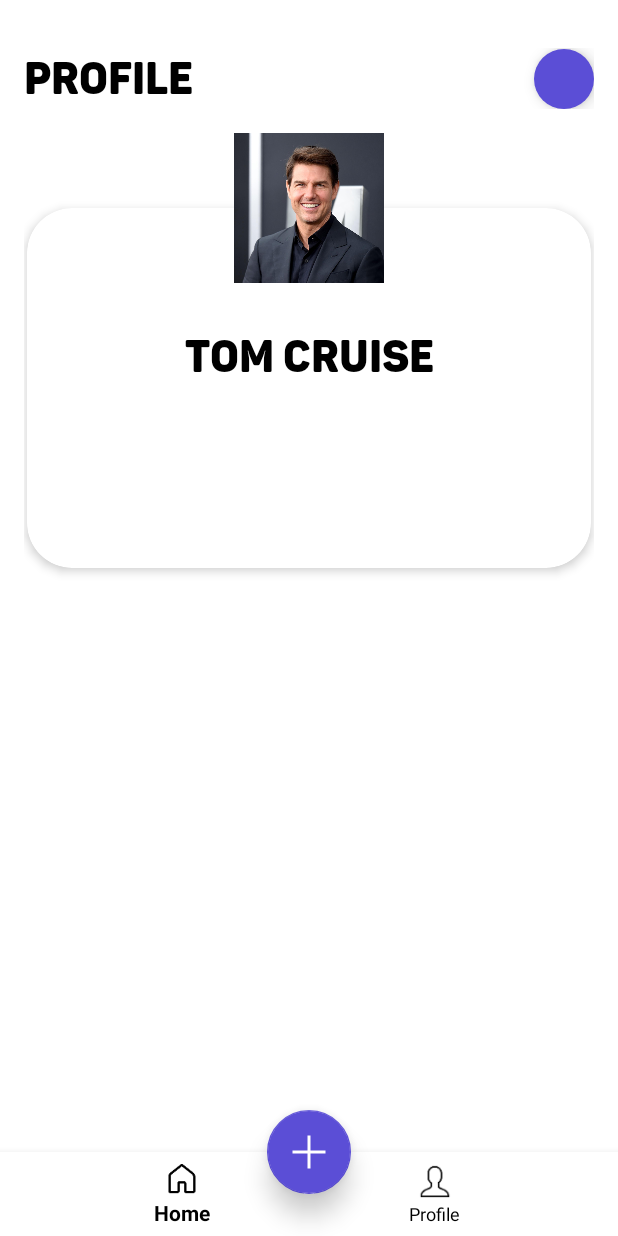
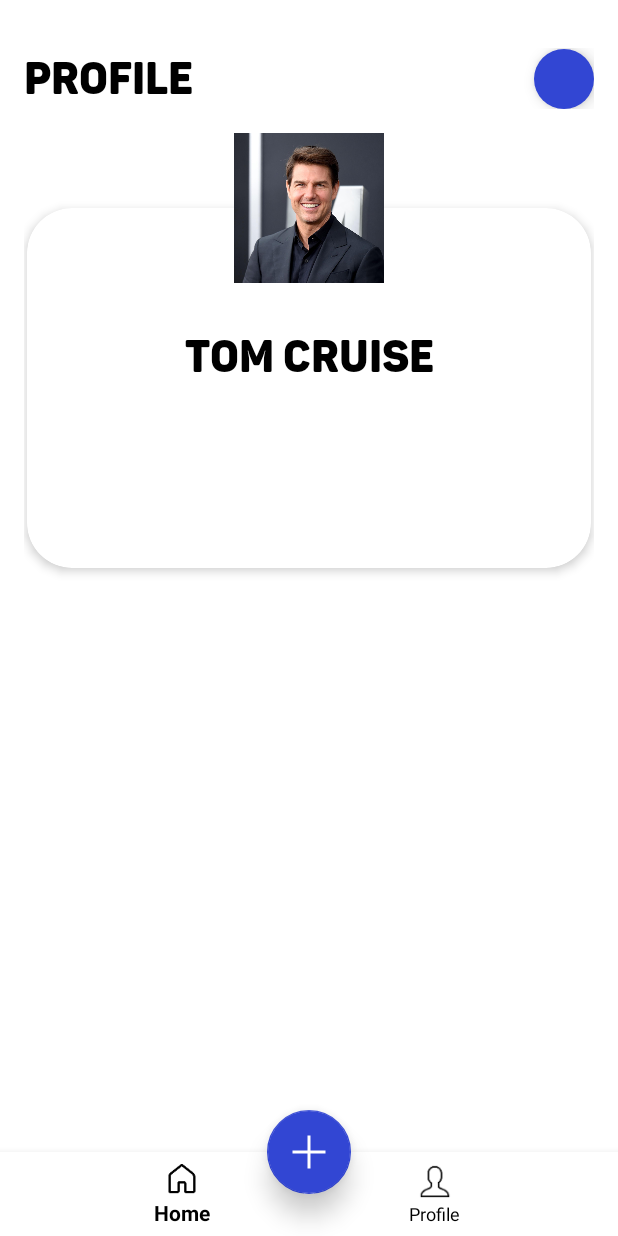
Before and after one commit to piyushd26/To-Do-List, an Android app: the screen it shows after launch (MainActivity), item 2 of the bottom bar chosen, on a phone screen of 412 x 824 dp. Run offline under Robolectric (Android 15) with nearby library versions, the phone set to English and light mode, and no system bars; our stand-ins replace Picasso.

Commit message:
C:/Users/Piyush Dhiman/AndroidStudioProjects/NewApp_To_Do_List/

```diff
--- a/app/src/main/res/values/colors.xml
+++ b/app/src/main/res/values/colors.xml
@@ -5,7 +5,7 @@
     <color name="colorAccent">#03DAC5</color>
     <color name="white">#FFFFFF</color>
     <color name="black">#000000</color>
-    <color name="naviblue">#5B4ED6</color>
+    <color name="naviblue">#3246D3</color>
     <color name="lightgrey">#EDEDED</color>
     <color name="darkgrey">#505050</color>
     <color name="lightblue">#72BBC5</color>
```
